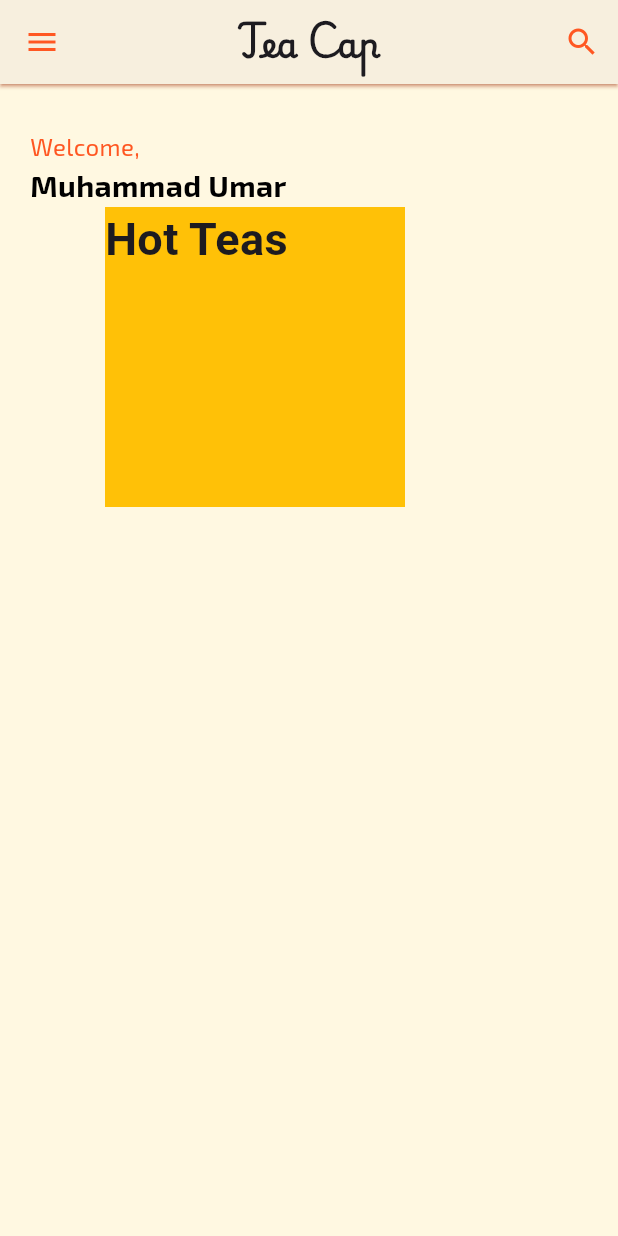
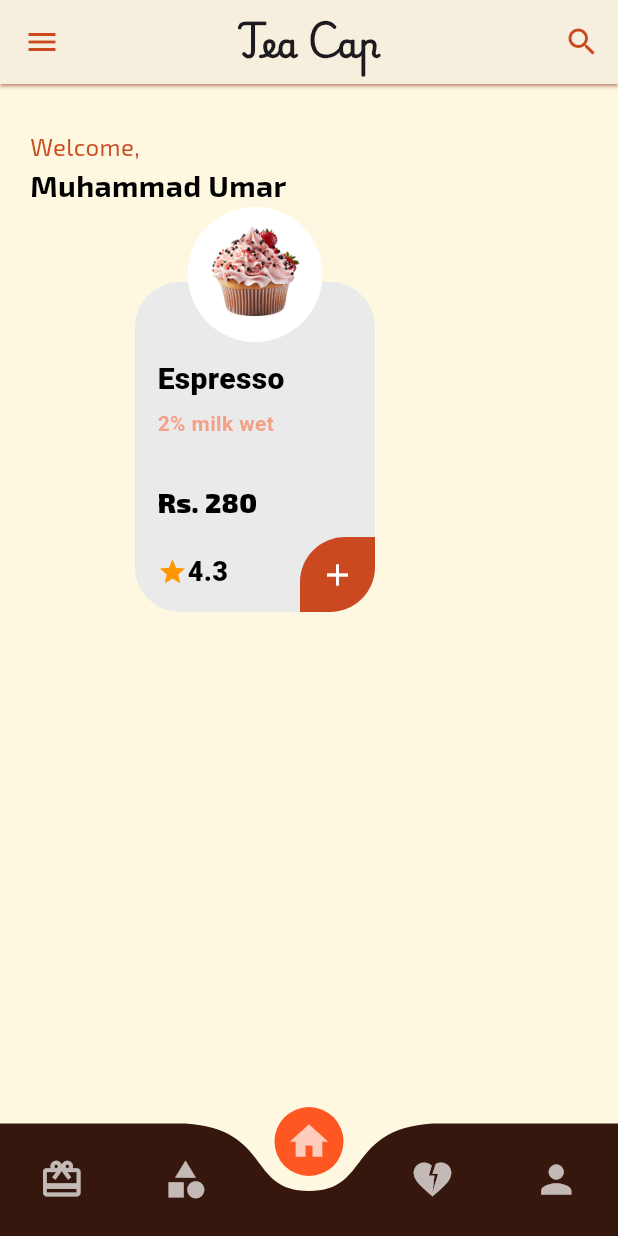
Before and after one commit to umar2286/tea_cap_demo_app, a Flutter app: the screen it shows after launch, on a phone screen of 412 x 824 dp. Run offline on Flutter 3.47's test engine with Material 3 defaults, Android fonts, the phone set to English and light mode, and no system bars; drawn by our look-alikes of curved_navigation_bar; our stand-ins replace get; Roboto replaces fonts that are missing (platyWrite).

Commit message:
Bottom Navigation Bar

```diff
--- a/lib/Category/bakery.dart
+++ b/lib/Category/bakery.dart
@@ -11,7 +11,7 @@ class Bakery extends StatelessWidget {
           width: 200,
           height: 200,
           color: Colors.purple,
-          child: Text(
+          child: const Text(
             'Bakery',
             style: TextStyle(fontWeight: FontWeight.bold, fontSize: 30),
           ),
--- /dev/null
+++ b/lib/Category/container_class.dart
@@ -0,0 +1,135 @@
+import 'package:flutter/material.dart';
+
+class ContainerClass extends StatefulWidget {
+  const ContainerClass({
+    super.key,
+    required this.image,
+    required this.title,
+    required this.detail,
+    required this.price,
+    required this.star,
+  });
+  final String title;
+  final String detail;
+  final int price;
+  final double star;
+  final AssetImage image;
+
+  @override
+  State<ContainerClass> createState() => _ContainerClassState();
+}
+
+class _ContainerClassState extends State<ContainerClass> {
+  bool star = false;
+  @override
+  Widget build(BuildContext context) {
+    return Center(
+      child: Container(
+        width: 160,
+        height: 220,
+        decoration: BoxDecoration(
+          borderRadius: BorderRadius.circular(30), // Radius of the border
+          color: const Color.fromARGB(255, 234, 234, 234), // Background color
+        ),
+        child: Stack(
+          clipBehavior: Clip.none,
+          children: [
+            Positioned(
+              top: 170,
+              left: 110,
+              child: GestureDetector(
+                onTap: () {},
+                child: ClipRRect(
+                    borderRadius: const BorderRadius.only(
+                        topLeft: Radius.circular(30),
+                        bottomRight: Radius.circular(30)),
+                    child: Container(
+                      width: 50,
+                      height: 50,
+                      decoration: const BoxDecoration(
+                          color: Color.fromARGB(236, 200, 60, 17),
+                          boxShadow: []),
+                      child: const Icon(
+                        Icons.add,
+                        color: Colors.white,
+                      ),
+                    )),
+              ),
+            ),
+            Padding(
+              padding: const EdgeInsets.only(top: 50.0, left: 15),
+              child: Column(
+                crossAxisAlignment: CrossAxisAlignment.start,
+                children: [
+                  Text(
+                    widget.title,
+                    style: const TextStyle(
+                        color: Colors.black,
+                        fontSize: 20,
+                        fontFamily: 'platyWrite',
+                        fontWeight: FontWeight.w900),
+                  ),
+                  const SizedBox(
+                    height: 5,
+                  ),
+                  Text(
+                    widget.detail,
+                    style: TextStyle(
+                        color: Colors.deepOrange.withOpacity(0.5),
+                        fontSize: 14,
+                        fontFamily: 'platyWrite',
+                        fontWeight: FontWeight.bold),
+                  ),
+                  const SizedBox(
+                    height: 30,
+                  ),
+                  Text(
+                    'Rs. ${widget.price}',
+                    style: const TextStyle(
+                        color: Colors.black,
+                        fontSize: 18,
+                        fontFamily: 'exo',
+                        fontWeight: FontWeight.w900),
+                  ),
+                  const SizedBox(
+                    height: 20,
+                  ),
+                  Row(
+                    children: [
+                      GestureDetector(
+                        onTap: () {
+                          setState(() {
+                            star = !star;
+                          });
+                        },
+                        child: Icon(star ? Icons.star_border : Icons.star,
+                            color: Colors.orange, size: 20),
+                      ),
+                      Text(
+                        '${widget.star}',
+                        style: TextStyle(
+                            color: Colors.black,
+                            fontSize: 18,
+                            fontFamily: 'platyWrite',
+                            fontWeight: FontWeight.w900),
+                      ),
+                    ],
+                  ),
+                ],
+              ),
+            ),
+            Positioned(
+              top: -50,
+              left: 35,
+              child: CircleAvatar(
+                backgroundImage: widget.image,
+                radius: 45,
+                backgroundColor: Colors.white,
+              ),
+            ),
+          ],
+        ),
+      ),
+    );
+  }
+}
--- a/lib/Category/drinks.dart
+++ b/lib/Category/drinks.dart
@@ -11,7 +11,7 @@ class Drinks extends StatelessWidget {
           width: 200,
           height: 200,
           color: Colors.green,
-          child: Text(
+          child: const Text(
             'Drinks',
             style: TextStyle(fontWeight: FontWeight.bold, fontSize: 30),
           ),
--- a/lib/Category/hot_coffees.dart
+++ b/lib/Category/hot_coffees.dart
@@ -11,7 +11,7 @@ class HotCoffees extends StatelessWidget {
           width: 200,
           height: 200,
           color: Colors.blue,
-          child: Text(
+          child: const Text(
             'Hot Coffees',
             style: TextStyle(fontWeight: FontWeight.bold, fontSize: 30),
           ),
--- a/lib/Category/hot_teas.dart
+++ b/lib/Category/hot_teas.dart
@@ -1,3 +1,4 @@
+import 'package:creditcard_mockups/Category/container_class.dart';
 import 'package:flutter/material.dart';
 
 class HotTeas extends StatelessWidget {
@@ -5,17 +6,17 @@ class HotTeas extends StatelessWidget {
 
   @override
   Widget build(BuildContext context) {
-    return Column(
+    return const Column(
       children: [
-        Container(
-          width: 200,
-          height: 200,
-          color: Colors.amber,
-          child: Text(
-            'Hot Teas',
-            style: TextStyle(fontWeight: FontWeight.bold, fontSize: 30),
-          ),
+        SizedBox(
+          height: 50,
         ),
+        ContainerClass(
+            image: AssetImage('images/cake3.png'),
+            title: 'Espresso',
+            detail: '2% milk wet',
+            price: 280,
+            star: 4.3),
       ],
     );
   }
--- a/lib/Category/ice_teas.dart
+++ b/lib/Category/ice_teas.dart
@@ -11,7 +11,7 @@ class IceTeas extends StatelessWidget {
           width: 200,
           height: 200,
           color: Colors.red,
-          child: Text(
+          child: const Text(
             'Ice Teas',
             style: TextStyle(fontWeight: FontWeight.bold, fontSize: 30),
           ),
--- a/lib/bottom_navbar.dart
+++ b/lib/bottom_navbar.dart
@@ -0,0 +1,80 @@
+import 'package:creditcard_mockups/Category/bakery.dart';
+import 'package:creditcard_mockups/Category/drinks.dart';
+import 'package:creditcard_mockups/Category/hot_coffees.dart';
+import 'package:creditcard_mockups/Category/ice_teas.dart';
+import 'package:creditcard_mockups/home.dart';
+import 'package:curved_navigation_bar/curved_navigation_bar.dart';
+import 'package:flutter/material.dart';
+import 'package:get/get.dart';
+
+void main() {
+  runApp(const MyApp());
+}
+
+class MyApp extends StatelessWidget {
+  const MyApp({super.key});
+
+  @override
+  Widget build(BuildContext context) {
+    return GetMaterialApp(
+      theme: ThemeData(
+        scaffoldBackgroundColor: Colors.amber[50],
+        appBarTheme:
+            const AppBarTheme(color: Color.fromARGB(255, 255, 248, 225)),
+        useMaterial3: true,
+      ),
+      home: BottomNavBar(),
+      debugShowCheckedModeBanner: false,
+    );
+  }
+}
+
+class BottomNavBar extends StatefulWidget {
+  const BottomNavBar({super.key});
+
+  @override
+  State<BottomNavBar> createState() => _BottomNavBarState();
+}
+
+class _BottomNavBarState extends State<BottomNavBar> {
+  List<Widget> items = [
+    const Icon(Icons.card_giftcard, size: 30, color: Colors.white70),
+    const Icon(Icons.category, size: 30, color: Colors.white70),
+    const Icon(Icons.home, size: 30, color: Colors.white70),
+    const Icon(Icons.heart_broken, size: 30, color: Colors.white70),
+    const Icon(Icons.person, size: 30, color: Colors.white70),
+  ];
+  final List<Widget> screens = [
+    const Bakery(),
+    const Drinks(),
+    const MyHomePage(),
+    const HotCoffees(),
+    const IceTeas()
+  ];
+  Color bgColor = const Color.fromARGB(255, 255, 248, 225);
+  int currentIndex = 2;
+
+  @override
+  Widget build(BuildContext context) {
+    return Scaffold(
+      body: Expanded(
+        // color: bgColor,
+        child: screens[currentIndex],
+      ),
+      bottomNavigationBar: CurvedNavigationBar(
+        color: const Color.fromARGB(255, 54, 23, 14),
+        backgroundColor: bgColor,
+        buttonBackgroundColor: Colors.deepOrange,
+        animationCurve: Curves.bounceOut,
+        animationDuration: const Duration(milliseconds: 900),
+        index: 2,
+        items: items,
+        onTap: (index) {
+          setState(() {
+            currentIndex = index;
+          });
+        },
+      ),
+    );
+  }
+}
--- a/lib/home.dart
+++ b/lib/home.dart
@@ -1,30 +1,10 @@
 import 'package:creditcard_mockups/Category/bakery.dart';
+import 'package:creditcard_mockups/Category/container_class.dart';
 import 'package:creditcard_mockups/Category/drinks.dart';
 import 'package:creditcard_mockups/Category/hot_coffees.dart';
 import 'package:creditcard_mockups/Category/hot_teas.dart';
 import 'package:creditcard_mockups/Category/ice_teas.dart';
 import 'package:flutter/material.dart';
-
-void main() {
-  runApp(const MyApp());
-}
-
-class MyApp extends StatelessWidget {
-  const MyApp({super.key});
-
-  @override
-  Widget build(BuildContext context) {
-    return MaterialApp(
-      theme: ThemeData(
-        scaffoldBackgroundColor: Colors.amber[50],
-        appBarTheme: AppBarTheme(color: Colors.amber[50]),
-        useMaterial3: true,
-      ),
-      home: const MyHomePage(),
-      debugShowCheckedModeBanner: false,
-    );
-  }
-}
 
 class MyHomePage extends StatefulWidget {
   const MyHomePage({super.key});
@@ -84,7 +64,7 @@ class _MyHomePageState extends State<MyHomePage> with TickerProviderStateMixin {
     return Scaffold(
       appBar: AppBar(
         elevation: 1,
-        shadowColor: Colors.deepOrange,
+        shadowColor: const Color.fromARGB(236, 200, 60, 17),
         leading: Builder(
           builder: (context) => IconButton(
             onPressed: () {
@@ -92,7 +72,7 @@ class _MyHomePageState extends State<MyHomePage> with TickerProviderStateMixin {
             },
             icon: const Icon(
               Icons.menu,
-              color: Colors.deepOrange,
+              color: Color.fromARGB(236, 200, 60, 17),
             ),
           ),
         ),
@@ -108,7 +88,7 @@ class _MyHomePageState extends State<MyHomePage> with TickerProviderStateMixin {
             onPressed: () {},
             icon: const Icon(
               Icons.search,
-              color: Colors.deepOrange,
+              color: Color.fromARGB(236, 200, 60, 17),
             ),
           )
         ],
@@ -118,7 +98,7 @@ class _MyHomePageState extends State<MyHomePage> with TickerProviderStateMixin {
         child: Drawer(
           width: 65,
           elevation: 5,
-          backgroundColor: Colors.deepOrange,
+          backgroundColor: const Color.fromARGB(236, 200, 60, 17),
           shape: const RoundedRectangleBorder(
             borderRadius: BorderRadius.only(
               topRight: Radius.circular(60.0),
@@ -126,6 +106,7 @@ class _MyHomePageState extends State<MyHomePage> with TickerProviderStateMixin {
           ),
           child: Padding(
             padding: const EdgeInsets.only(top: 10.0),
+            child: SingleChildScrollView(
               child: Column(
                 children: tabs.asMap().entries.map((entry) {
                   return ListDrawer(
@@ -144,6 +125,7 @@ class _MyHomePageState extends State<MyHomePage> with TickerProviderStateMixin {
             ),
           ),
         ),
+      ),
       body: Padding(
         padding: const EdgeInsets.only(top: 30.0, left: 20),
         child: Column(
@@ -155,7 +137,7 @@ class _MyHomePageState extends State<MyHomePage> with TickerProviderStateMixin {
                 fontWeight: FontWeight.w400,
                 fontFamily: 'exo',
                 fontSize: 16,
-                color: Colors.deepOrange,
+                color: Color.fromARGB(236, 200, 60, 17),
               ),
             ),
             const Text(
--- a/pubspec.yaml
+++ b/pubspec.yaml
@@ -37,6 +37,7 @@ dependencies:
   cupertino_icons: ^1.0.6
   google_fonts: ^6.2.1
   curved_navigation_bar: ^1.0.6
+  get: ^4.6.6
 
 dev_dependencies:
   flutter_test:
@@ -61,8 +62,8 @@ flutter:
   uses-material-design: true
 
   # To add assets to your application, add an assets section, like this:
-  # assets:
-  #   - images/a_dot_burr.jpeg
+  assets:
+    - images/
   #   - images/a_dot_ham.jpeg
 
   # An image asset can refer to one or more resolution-specific "variants", see
```
Also changed, not shown: images/cake3.png (added), pubspec.lock, 1 other file. Lines whose indentation alone changed are shown as unchanged.
